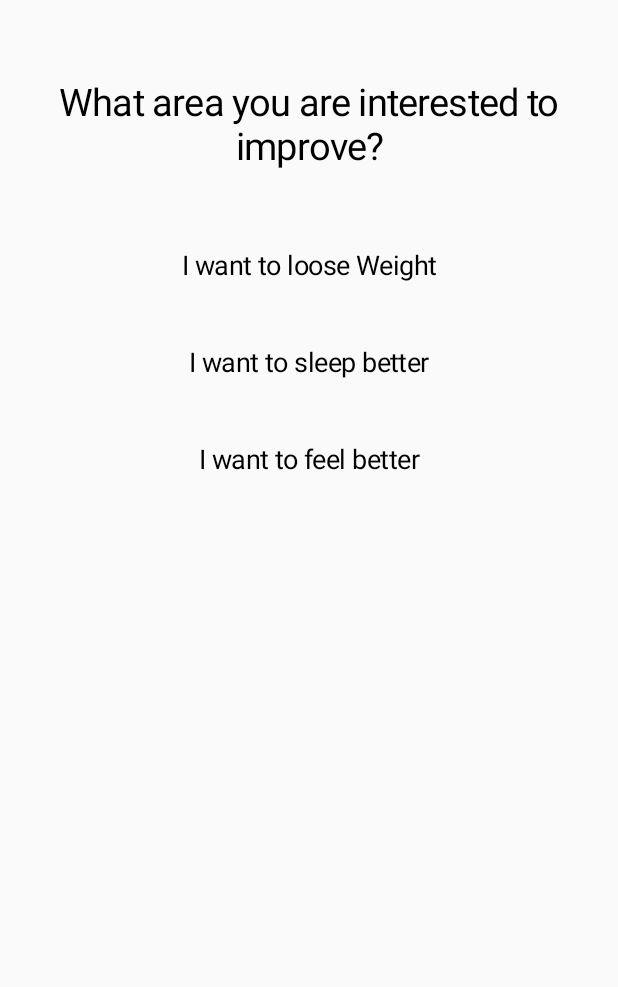
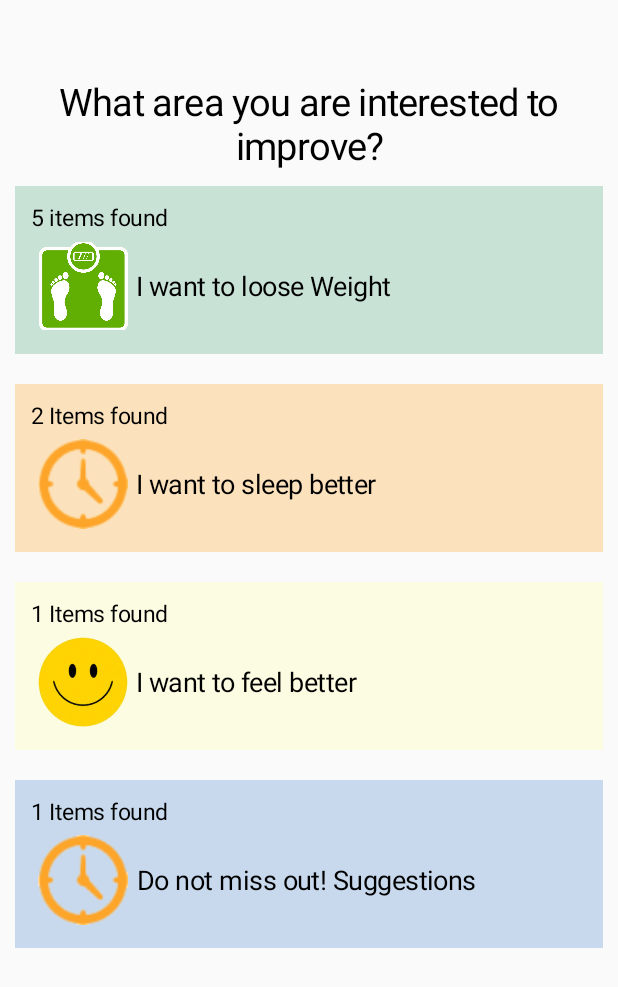
Before and after one commit to kotibabug/medidata-gch, an Android app: the layout activity_improvement.xml on its own in the app's theme, with its tools: preview values and no code run, on a phone screen of 412 x 824 dp. Shown: the top 987 px of the screen. Run offline under Robolectric (Android 15) with nearby library versions, the phone set to English and light mode, and no system bars.

Commit message:
improvement screen

```diff
--- a/app/src/main/AndroidManifest.xml
+++ b/app/src/main/AndroidManifest.xml
@@ -9,13 +9,11 @@
             android:roundIcon="@mipmap/ic_launcher_round"
             android:supportsRtl="true"
             android:theme="@style/AppTheme">
-        <activity android:name=".ImprovementActivity">
-        </activity>
         <activity android:name=".BuildProfileActivity">
         </activity>
         <activity android:name=".LoginActivity">
         </activity>
-        <activity android:name=".IntroActivity">
+        <activity android:name=".ImprovementActivity">
             <intent-filter>
                 <action android:name="android.intent.action.MAIN"/>
 
--- a/app/src/main/java/com/medidata/mehealth/IntroActivity.kt
+++ b/app/src/main/java/com/medidata/mehealth/IntroActivity.kt
@@ -1,12 +1,18 @@
 package com.medidata.mehealth
 
+import android.content.Intent
 import android.os.Bundle
 import android.support.v7.app.AppCompatActivity
+import kotlinx.android.synthetic.main.activity_intro.*
+
 
 class IntroActivity : AppCompatActivity() {
 
     override fun onCreate(savedInstanceState: Bundle?) {
         super.onCreate(savedInstanceState)
         setContentView(R.layout.activity_intro)
+        next.setOnClickListener {
+            startActivity(Intent(this, LoginActivity::class.java))
+        }
     }
 }
--- a/app/src/main/java/com/medidata/mehealth/LoginActivity.kt
+++ b/app/src/main/java/com/medidata/mehealth/LoginActivity.kt
@@ -73,8 +73,7 @@ class LoginActivity : AppCompatActivity() {
     private fun updateUI(gAccount: GoogleSignInAccount?) {
         // we have an account sign in from google
         if (gAccount != null) {
-            Toast.makeText(this, "success ${gAccount.email}", Toast.LENGTH_SHORT).show()
-            btn_gsingin.visibility = View.GONE
+            startActivity(Intent(this, BuildProfileActivity::class.java))
         } else {
             btn_gsingin.visibility = View.VISIBLE
         }
--- a/app/src/main/res/layout/activity_improvement.xml
+++ b/app/src/main/res/layout/activity_improvement.xml
@@ -1,11 +1,15 @@
 <?xml version="1.0" encoding="utf-8"?>
-<android.support.constraint.ConstraintLayout
+<ScrollView
         xmlns:android="http://schemas.android.com/apk/res/android"
-        xmlns:tools="http://schemas.android.com/tools"
         xmlns:app="http://schemas.android.com/apk/res-auto"
         android:layout_width="match_parent"
         android:layout_height="match_parent"
-        tools:context=".ImprovementActivity">
+    >
+<LinearLayout
+        android:layout_width="match_parent"
+        android:layout_height="match_parent"
+        android:orientation="vertical"
+>
 
     <TextView
             android:id="@+id/text_create_account"
@@ -14,75 +18,163 @@
             android:text="What area you are interested to improve?"
             style="@style/Header"
             android:layout_marginTop="50dp"
-            app:layout_constraintStart_toStartOf="parent"
-            app:layout_constraintEnd_toEndOf="parent"
-            app:layout_constraintTop_toTopOf="parent" />
+    />
 
     <LinearLayout
-            android:id="@+id/layout_area_holder"
-            android:layout_width="wrap_content"
+            android:id="@+id/layout_area_lose_weight1"
+            android:layout_width="match_parent"
             android:layout_height="wrap_content"
-            app:layout_constraintStart_toStartOf="parent"
-            app:layout_constraintEnd_toEndOf="parent"
-            app:layout_constraintTop_toBottomOf="@id/text_create_account">
+            android:layout_margin="10dp"
+            android:padding="10dp"
+            android:orientation="vertical"
+            android:background="#40339966"
+    >
+
+        <TextView
+                android:id="@+id/small_title1"
+                android:layout_width="wrap_content"
+                android:layout_height="wrap_content"
+                android:text="5 items found"
+                style="@style/SmallText"/>
+
+        <LinearLayout android:layout_width="match_parent" android:layout_height="wrap_content"
+                      android:orientation="horizontal"
+        >
+
+            <ImageView
+                    android:layout_width="60dp"
+                    android:layout_height="60dp"
+                    android:src="@drawable/weight3"
+                    android:layout_margin="5dp"
+            />
+            <TextView
+                    android:id="@+id/text_area_weight1"
+                    android:layout_width="wrap_content"
+                    android:layout_height="wrap_content"
+                    android:text="I want to loose Weight"
+                    android:layout_gravity="center_vertical"
+                    style="@style/NormalText"/>
+        </LinearLayout>
+
 
     </LinearLayout>
 
     <LinearLayout
-            android:id="@+id/layout_area_lose_weight"
-            android:layout_width="wrap_content"
+            android:id="@+id/layout_area_lose_weight2"
+            android:layout_width="match_parent"
             android:layout_height="wrap_content"
-            android:layout_marginTop="40dp"
+            android:layout_margin="10dp"
             android:padding="10dp"
-            app:layout_constraintStart_toStartOf="parent"
-            app:layout_constraintEnd_toEndOf="parent"
-            app:layout_constraintTop_toBottomOf="@id/text_create_account">
+            android:orientation="vertical"
+            android:background="#40FF9900"
+    >
 
         <TextView
-                android:id="@+id/text_area_weight"
+                android:id="@+id/small_title2"
                 android:layout_width="wrap_content"
                 android:layout_height="wrap_content"
-                android:text="I want to loose Weight"
-                style="@style/NormalText" />
+                android:text="2 Items found"
+                style="@style/SmallText"/>
+
+        <LinearLayout android:layout_width="match_parent" android:layout_height="wrap_content"
+                      android:orientation="horizontal"
+        >
+
+            <ImageView
+                    android:layout_width="60dp"
+                    android:layout_height="60dp"
+                    android:src="@drawable/clock"
+                    android:layout_margin="5dp"
+            />
+            <TextView
+                    android:id="@+id/text_area_weight2"
+                    android:layout_width="wrap_content"
+                    android:layout_height="wrap_content"
+                    android:text="I want to sleep better"
+                    android:layout_gravity="center_vertical"
+                    style="@style/NormalText"/>
+        </LinearLayout>
+
 
     </LinearLayout>
 
     <LinearLayout
-            android:id="@+id/layout_area_sleep"
-            android:layout_width="wrap_content"
+            android:id="@+id/layout_area_lose_weight3"
+            android:layout_width="match_parent"
             android:layout_height="wrap_content"
-            android:layout_marginTop="20dp"
+            android:layout_margin="10dp"
             android:padding="10dp"
-            app:layout_constraintStart_toStartOf="parent"
-            app:layout_constraintEnd_toEndOf="parent"
-            app:layout_constraintTop_toBottomOf="@id/layout_area_lose_weight">
+            android:orientation="vertical"
+            android:background="#40FFFF99"
+    >
 
         <TextView
-                android:id="@+id/text_area_sleep"
+                android:id="@+id/small_title3"
                 android:layout_width="wrap_content"
                 android:layout_height="wrap_content"
-                android:text="I want to sleep better"
-                style="@style/NormalText" />
+                android:text="1 Items found"
+                style="@style/SmallText"/>
+
+        <LinearLayout android:layout_width="match_parent" android:layout_height="wrap_content"
+                      android:orientation="horizontal"
+        >
+
+            <ImageView
+                    android:layout_width="60dp"
+                    android:layout_height="60dp"
+                    android:src="@drawable/happy"
+                    android:layout_margin="5dp"
+            />
+            <TextView
+                    android:id="@+id/text_area_weight3"
+                    android:layout_width="wrap_content"
+                    android:layout_height="wrap_content"
+                    android:text="I want to feel better"
+                    android:layout_gravity="center_vertical"
+                    style="@style/NormalText"/>
+        </LinearLayout>
+
 
     </LinearLayout>
 
     <LinearLayout
-            android:id="@+id/layout_area_feelbetter"
-            android:layout_width="wrap_content"
+            android:id="@+id/layout_area_lose_weight4"
+            android:layout_width="match_parent"
             android:layout_height="wrap_content"
-            android:layout_marginTop="20dp"
+            android:layout_margin="10dp"
             android:padding="10dp"
-            app:layout_constraintStart_toStartOf="parent"
-            app:layout_constraintEnd_toEndOf="parent"
-            app:layout_constraintTop_toBottomOf="@id/layout_area_sleep">
+            android:orientation="vertical"
+            android:background="#403374c8"
+    >
 
         <TextView
-                android:id="@+id/text_area_feelbetter"
+                android:id="@+id/small_title4"
                 android:layout_width="wrap_content"
                 android:layout_height="wrap_content"
-                android:text="I want to feel better"
-                style="@style/NormalText" />
+                android:text="1 Items found"
+                style="@style/SmallText"/>
+
+        <LinearLayout android:layout_width="match_parent" android:layout_height="wrap_content"
+                      android:orientation="horizontal"
+        >
+
+            <ImageView
+                    android:layout_width="60dp"
+                    android:layout_height="60dp"
+                    android:src="@drawable/clock"
+                    android:layout_margin="5dp"
+            />
+            <TextView
+                    android:id="@+id/text_area_weight4"
+                    android:layout_width="wrap_content"
+                    android:layout_height="wrap_content"
+                    android:text="Do not miss out! Suggestions"
+                    android:layout_gravity="center_vertical"
+                    style="@style/NormalText"/>
+        </LinearLayout>
+
 
     </LinearLayout>
 
-</android.support.constraint.ConstraintLayout>
+</LinearLayout>
+</ScrollView>
--- a/app/src/main/res/values/colors.xml
+++ b/app/src/main/res/values/colors.xml
@@ -6,4 +6,5 @@
 
     <color name="active_blue">#3374c8</color>
     <color name="super_active_blue">#3673C5</color>
+    <color name="orange">#FFA500</color>
 </resources>
--- a/app/src/main/res/values/styles.xml
+++ b/app/src/main/res/values/styles.xml
@@ -34,4 +34,11 @@
         <item name="android:textAlignment">center</item>
     </style>
 
+    <style name="SmallText">
+        <item name="android:textColor">@android:color/black</item>
+        <item name="android:textSize">15sp</item>
+        <item name="android:letterSpacing">-0.02</item>
+        <item name="android:textAlignment">center</item>
+    </style>
+
 </resources>
```
Also changed, not shown: app/src/main/res/drawable/clock.png (added), app/src/main/res/drawable/happy.png (added), app/src/main/res/drawable/weight2.png (added), app/src/main/res/drawable/weight3.png (added), 1 other file.
